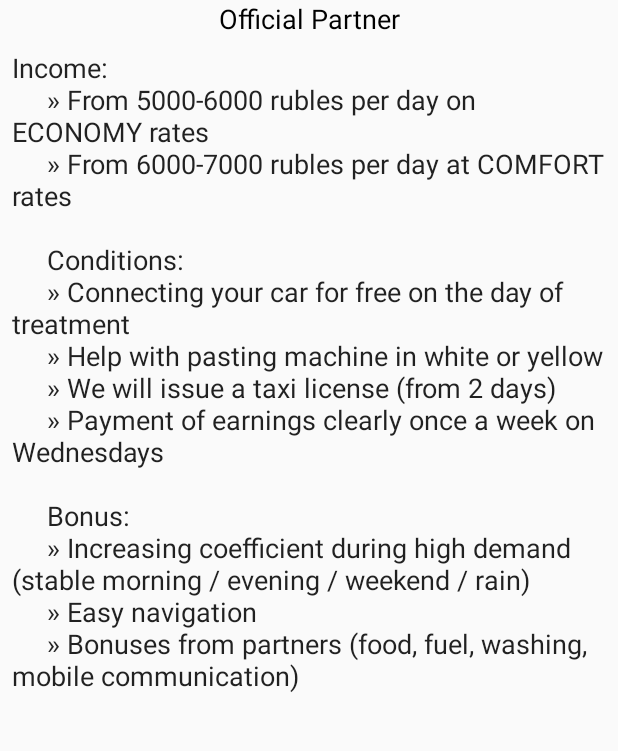
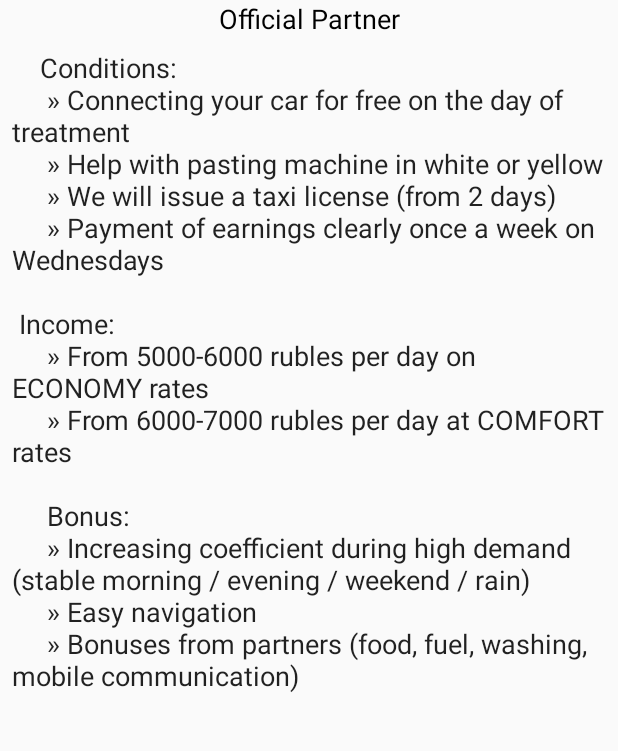
Before and after one commit to LavS/omtaxi, an Android app: the screen it shows after launch (MainActivity), in the side drawer, after a tap on "Working conditions", on a phone screen of 412 x 824 dp, the part 421-1172 px from its top. Run offline under Robolectric (Android 15) with nearby library versions, the phone set to English and light mode, and no system bars.

Commit message:
0.13.27 - изменение текстов условий

```diff
--- a/app/src/main/res/values/strings.xml
+++ b/app/src/main/res/values/strings.xml
@@ -4,7 +4,7 @@
     <string name="app_name" translatable="false">OMTaxi</string>
     <string name="omtaxi_email" translatable="false">omtaxi@mail.ru</string>
     <string name="omtaxi_phone" translatable="false">+79955015060</string>
-    <string name="omtaxi_share" translatable="false">https://play.google.com/store/apps/details?id=ru.yandex.taxi</string>
+    <string name="omtaxi_share" translatable="false">https://play.google.com/store/apps/details?id=ru.omtaxi.omtaxi</string>
     <string name="url_install" translatable="false">https://play.google.com/store/apps/details?id=ru.yandex.taximeter</string>
     <string name="url_photocontrol" translatable="false">https://driver.yandex/photocontrol/</string>
     <string name="url_firsttrip" translatable="false">https://driver.yandex/урок-№1/</string>
@@ -32,15 +32,15 @@
 
     <!-- Work conditions -->
     <string name="text_conditions">
-    Income: \n
-    » From 5000-6000 rubles per day on ECONOMY rates \n
-    » From 6000-7000 rubles per day at COMFORT rates \n
-    \n
     Conditions: \n
     » Connecting your car for free on the day of treatment \n
     » Help with pasting machine in white or yellow \n
     » We will issue a taxi license (from 2 days) \n
     » Payment of earnings clearly once a week on Wednesdays \n
+    \n
+    Income: \n
+    » From 5000-6000 rubles per day on ECONOMY rates \n
+    » From 6000-7000 rubles per day at COMFORT rates \n
     \n
     Bonus: \n
     » Increasing coefficient during high demand (stable morning / evening / weekend / rain) \n
@@ -61,9 +61,8 @@
     <string name="car_number">State number</string>
     <string name="license">License number and serial number</string>
     <string name="processing">
-    When I push button "Begin working" I hereby consent to the processing and transfer of my personal data
-    to third parties in order to ensure the use of the Yandex.Taxi service as a taxi driver and
-    to the performance of actions provided for in the Contract.
+    When I push button "Begin working" I hereby consent to the processing and transfer
+    of my personal data in order to ensure the use of the Yandex.Taxi service.
     </string>
     <string name="begin">Begin working</string>
 
```
Also changed, not shown: 1 other file.
